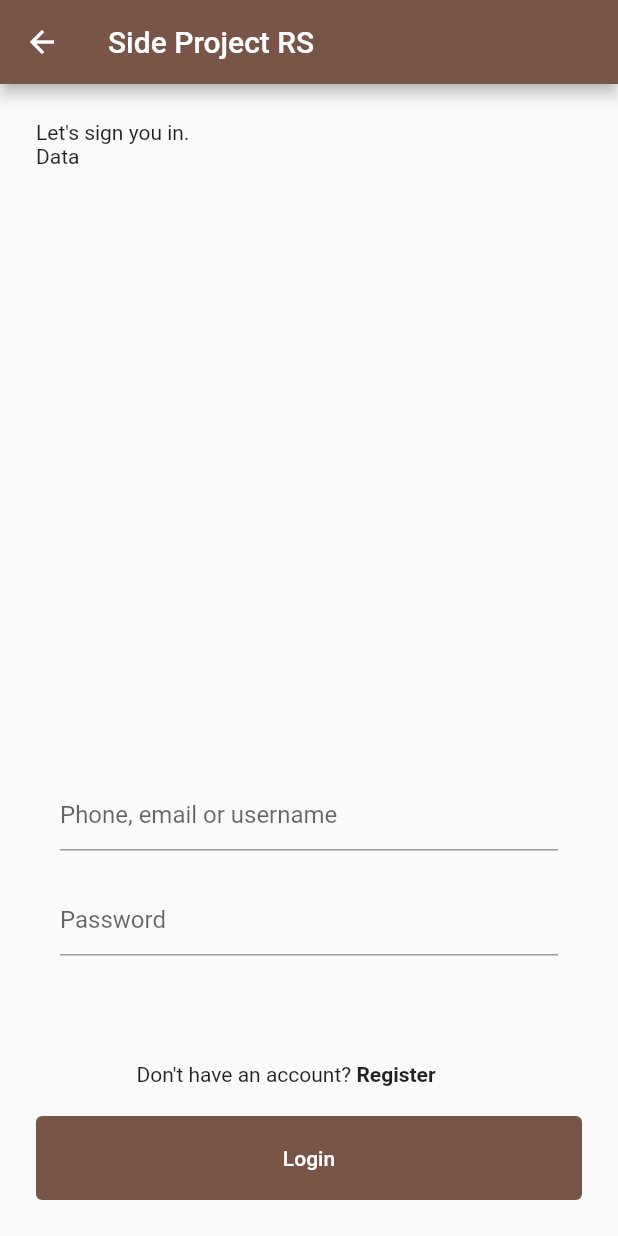
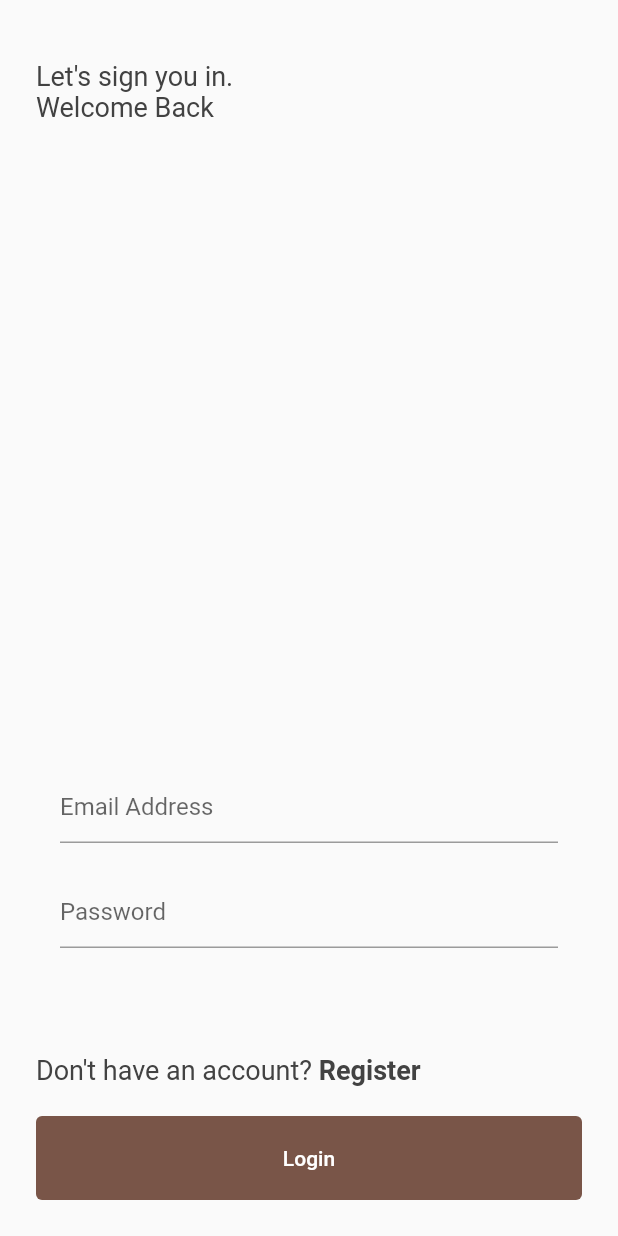
Before and after one commit to DininduChamikara/sp_mobile_app, a Flutter app: the Login screen opened directly, on a phone screen of 412 x 824 dp. Run offline on Flutter 3.47's test engine with Material 2 defaults, Android fonts, the phone set to English and light mode, and no system bars; our stand-ins replace font_awesome_flutter, go_router, google_fonts.

Commit message:
Feature: Routing

```diff
--- /dev/null
+++ b/lib/config/app_router.dart
@@ -0,0 +1,21 @@
+import 'package:flutter/material.dart';
+import 'package:go_router/go_router.dart';
+import 'package:sp_mobile_app/screens/auth/login.dart';
+import 'package:sp_mobile_app/screens/home.dart';
+
+final GoRouter router = GoRouter(
+  routes: <GoRoute>[
+    GoRoute(
+      path: '/login',
+      builder: (BuildContext context, GoRouterState state) {
+        return const Login();
+      },
+    ),
+    GoRoute(
+      path: '/',
+      builder: (BuildContext context, GoRouterState state) {
+        return const Home();
+      },
+    ),
+  ],
+);
--- a/lib/screens/auth/login.dart
+++ b/lib/screens/auth/login.dart
@@ -6,14 +6,9 @@ class Login extends StatelessWidget {
   @override
   Widget build(BuildContext context) {
     return Scaffold(
-      appBar: AppBar(
-        title: Text(
-          "Side Project RS",
-          style: Theme.of(context).appBarTheme.titleTextStyle,
-        ),
-      ),
       body: Container(
-          padding: const EdgeInsets.all(24),
+          padding:
+              const EdgeInsets.only(top: 40, left: 24, right: 24, bottom: 24),
           child: Column(
             children: [
               const Align(
@@ -24,7 +19,7 @@ class Login extends StatelessWidget {
               ),
               const Align(
                 alignment: Alignment.centerLeft,
-                child: Text("Data"),
+                child: Text("Welcome Back"),
               ),
               const Spacer(),
               Container(
@@ -33,8 +28,7 @@ class Login extends StatelessWidget {
                 alignment: Alignment.center,
                 padding: const EdgeInsets.symmetric(horizontal: 16),
                 child: const TextField(
-                  decoration:
-                      InputDecoration(hintText: "Phone, email or username"),
+                  decoration: InputDecoration(hintText: "Email Address"),
                 ),
               ),
               Container(
@@ -53,11 +47,8 @@ class Login extends StatelessWidget {
                   )),
               Container(
                 margin: const EdgeInsets.only(top: 60),
-                alignment: Alignment.center,
                 child: Column(children: [
-                  SizedBox(
-                    width: 230,
-                    child: Row(
+                  Row(
                     children: const [
                       Text("Don't have an account? "),
                       Text(
@@ -65,7 +56,6 @@ class Login extends StatelessWidget {
                         style: TextStyle(fontWeight: FontWeight.bold),
                       )
                     ],
-                    ),
                   ),
                   Padding(
                     padding: const EdgeInsets.only(top: 20),
--- a/lib/util/theme.dart
+++ b/lib/util/theme.dart
@@ -1,10 +1,16 @@
 import 'package:flutter/material.dart';
+import 'package:google_fonts/google_fonts.dart';
 
 ThemeData basicTheme() {
   TextTheme _textTheme(TextTheme base) {
     return base.copyWith(
       headline1: base.headline1?.copyWith(
         color: Colors.grey.shade800,
+      ),
+      bodyText2: base.bodyText2?.copyWith(
+        color: Colors.grey.shade800,
+        // fontFamily: GoogleFonts.poppins().toString(),
+        fontSize: 18,
       ),
     );
   }
--- a/pubspec.yaml
+++ b/pubspec.yaml
@@ -33,10 +33,12 @@ dependencies:
   intl: ^0.17.0
   auto_route: ^5.0.2
   google_fonts: ^3.0.1
+  go_router: ^5.1.5
 
   # The following adds the Cupertino Icons font to your application.
   # Use with the CupertinoIcons class for iOS style icons.
   cupertino_icons: ^1.0.2
+  font_awesome_flutter: ^10.2.1
 
 dev_dependencies:
   flutter_test:
```
Also changed, not shown: lib/main.dart (+3 -16 lines), lib/screens/home.dart (added, +51 -0 lines), lib/screens/main/stock.dart (added, +26 -0 lines), pubspec.lock. Lines whose indentation alone changed are shown as unchanged.
